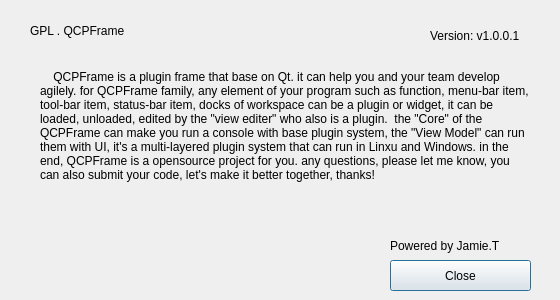
The window that src/QCPF_Plugins/QCPF_SystemManager/dialog_about.ui (Jamie-tong/QCPFrame) describes before a commit, drawn with Qt 5.
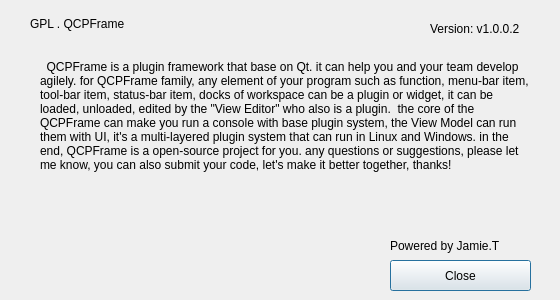
The same window after the commit. Icons and pictures are not drawn.

Commit message: Fix the plugin manager,system manager, view editor

Diff of the .ui file:
```diff
--- a/src/QCPF_Plugins/QCPF_SystemManager/dialog_about.ui
+++ b/src/QCPF_Plugins/QCPF_SystemManager/dialog_about.ui
@@ -21,7 +21,7 @@
    <property name="geometry">
     <rect>
      <x>30</x>
-     <y>10</y>
+     <y>3</y>
      <width>181</width>
      <height>41</height>
     </rect>
@@ -53,7 +53,7 @@
    <property name="geometry">
     <rect>
      <x>430</x>
-     <y>20</y>
+     <y>13</y>
      <width>111</width>
      <height>31</height>
     </rect>
@@ -62,14 +62,14 @@
     <string notr="true">font: 9pt &quot;Arial&quot;;</string>
    </property>
    <property name="text">
-    <string>Version: v1.0.0.1</string>
+    <string>Version: v1.0.0.2</string>
    </property>
   </widget>
   <widget class="QLabel" name="label_4">
    <property name="geometry">
     <rect>
      <x>40</x>
-     <y>70</y>
+     <y>60</y>
      <width>491</width>
      <height>171</height>
     </rect>
@@ -78,7 +78,7 @@
     <string notr="true">font: 9pt &quot;Courier New&quot;;</string>
    </property>
    <property name="text">
-    <string>    QCPFrame is a plugin frame that base on Qt. it can help you and your team develop agilely. for QCPFrame family, any element of your program such as function, menu-bar item, tool-bar item, status-bar item, docks of workspace can be a plugin or widget, it can be loaded, unloaded, edited by the &quot;view editer&quot; who also is a plugin.  the &quot;Core&quot; of the QCPFrame can make you run a console with base plugin system, the &quot;View Model&quot; can run them with UI, it's a multi-layered plugin system that can run in Linxu and Windows. in the end, QCPFrame is a opensource project for you. any questions, please let me know, you can also submit your code, let's make it better together, thanks!</string>
+    <string>  QCPFrame is a plugin framework that base on Qt. it can help you and your team develop agilely. for QCPFrame family, any element of your program such as function, menu-bar item, tool-bar item, status-bar item, docks of workspace can be a plugin or widget, it can be loaded, unloaded, edited by the &quot;View Editor&quot; who also is a plugin.  the core of the QCPFrame can make you run a console with base plugin system, the View Model can run them with UI, it's a multi-layered plugin system that can run in Linux and Windows. in the end, QCPFrame is a open-source project for you. any questions or suggestions, please let me know, you can also submit your code, let's make it better together, thanks!</string>
    </property>
    <property name="textFormat">
     <enum>Qt::AutoText</enum>
```
The commit also changes 227 other files.
